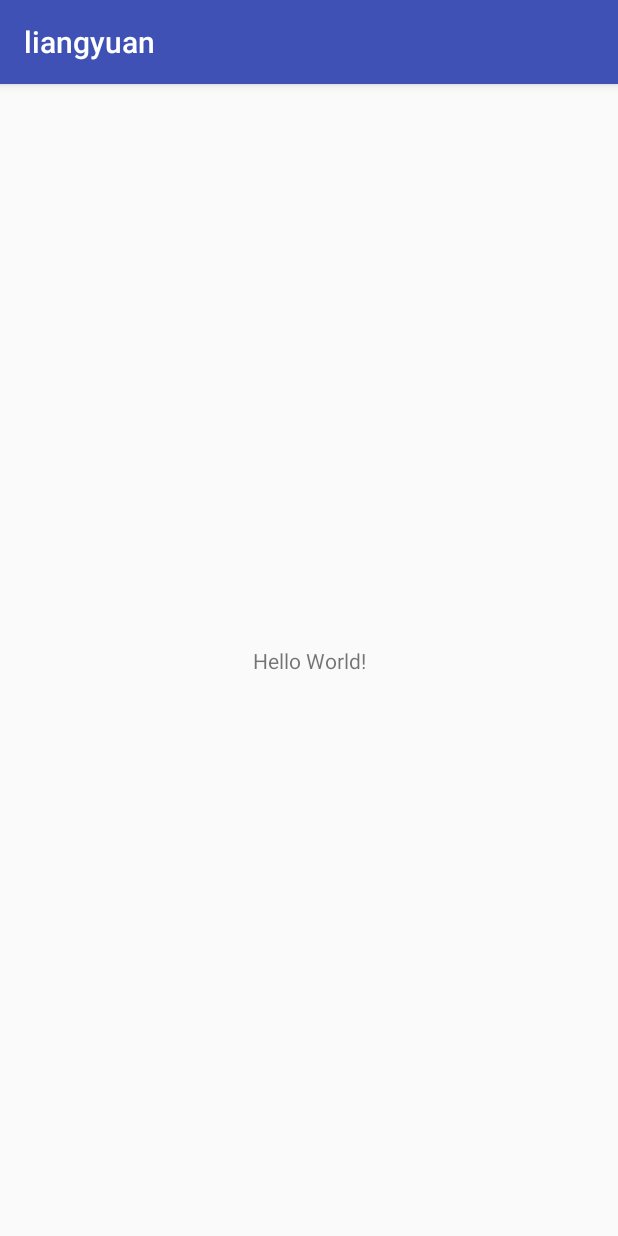
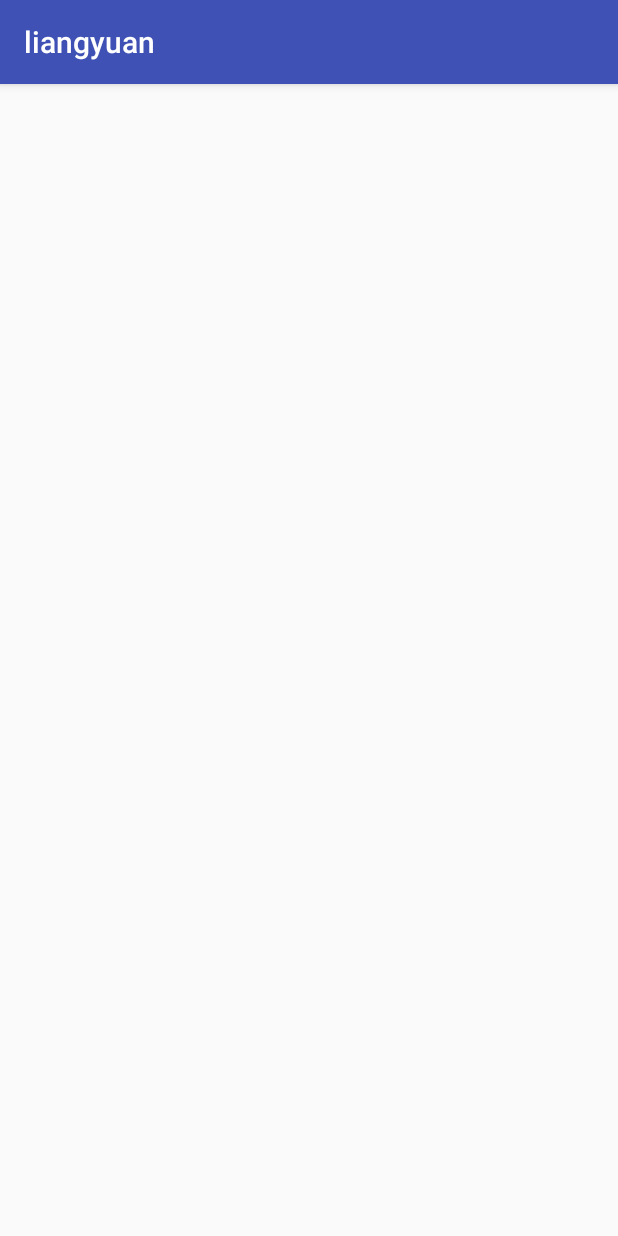
Before and after one commit to avalond/liangyuan, an Android app: the screen it shows after launch (MainActivity), on a phone screen of 412 x 824 dp. Run offline under Robolectric (Android 15) with nearby library versions, the phone set to English and light mode, and no system bars; 3 statements that could not run were skipped.

Commit message:
update demo

```diff
--- a/app/src/main/AndroidManifest.xml
+++ b/app/src/main/AndroidManifest.xml
@@ -3,6 +3,7 @@
     package="com.xiaan.liangyuan.liangyuanapp">
 
     <application
+        android:name=".LiangYuanApplication"
         android:allowBackup="true"
         android:icon="@mipmap/ic_launcher"
         android:label="@string/app_name"
--- /dev/null
+++ b/app/src/main/java/com/xiaan/liangyuan/liangyuanapp/LiangYuanApplication.java
@@ -0,0 +1,10 @@
+package com.xiaan.liangyuan.liangyuanapp;
+
+import android.support.multidex.MultiDexApplication;
+
+/**
+ * Created by kevin on 8/16/17.
+ */
+
+public class LiangYuanApplication extends MultiDexApplication{
+}
--- a/app/src/main/res/layout/activity_main.xml
+++ b/app/src/main/res/layout/activity_main.xml
@@ -1,19 +1,10 @@
 <?xml version="1.0" encoding="utf-8"?>
-<android.support.constraint.ConstraintLayout xmlns:android="http://schemas.android.com/apk/res/android"
+<LinearLayout xmlns:android="http://schemas.android.com/apk/res/android"
     xmlns:app="http://schemas.android.com/apk/res-auto"
     xmlns:tools="http://schemas.android.com/tools"
     android:layout_width="match_parent"
     android:layout_height="match_parent"
     tools:context="com.xiaan.liangyuan.liangyuanapp.MainActivity">
 
-    <TextView
-        android:id="@+id/sample_text"
-        android:layout_width="wrap_content"
-        android:layout_height="wrap_content"
-        android:text="Hello World!"
-        app:layout_constraintBottom_toBottomOf="parent"
-        app:layout_constraintLeft_toLeftOf="parent"
-        app:layout_constraintRight_toRightOf="parent"
-        app:layout_constraintTop_toTopOf="parent" />
 
-</android.support.constraint.ConstraintLayout>
+</LinearLayout>
```
Also changed, not shown: app/build.gradle (+16 -2 lines).
